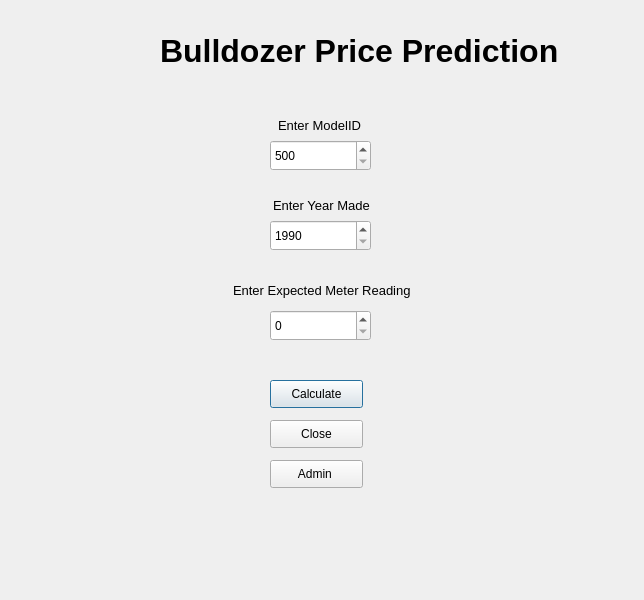
Usama-Amjad/Bulldozer-Price-Prediction-with-PyQt6, file userInterface/mainPage.ui: the form before one commit.
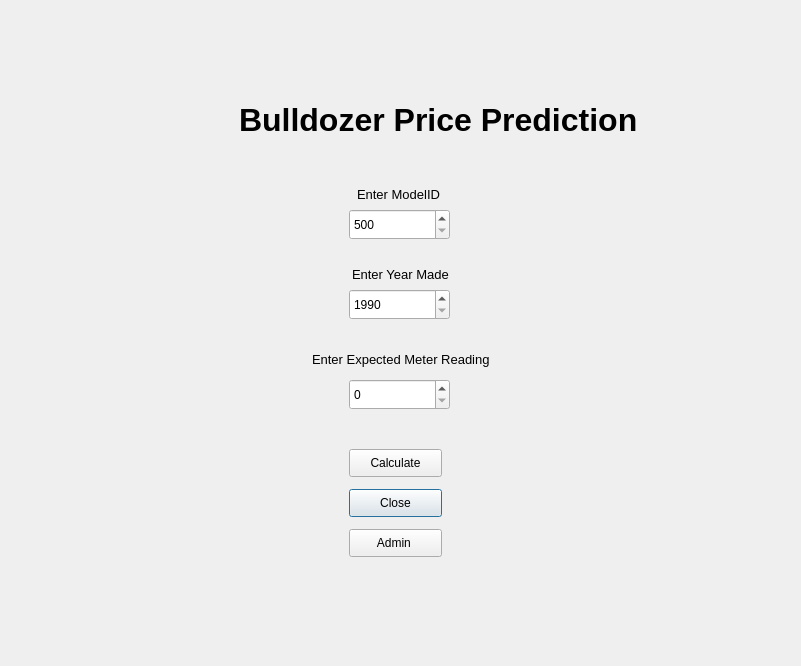
The form after the commit. Icons and pictures are not drawn.

Diff of the .ui file:
```diff
--- a/userInterface/mainPage.ui
+++ b/userInterface/mainPage.ui
@@ -6,18 +6,69 @@
    <rect>
     <x>0</x>
     <y>0</y>
-    <width>644</width>
-    <height>600</height>
+    <width>801</width>
+    <height>666</height>
    </rect>
   </property>
   <property name="windowTitle">
    <string>Dialog</string>
   </property>
+  <widget class="QWidget" name="widget" native="true">
+   <property name="geometry">
+    <rect>
+     <x>-1</x>
+     <y>-1</y>
+     <width>811</width>
+     <height>671</height>
+    </rect>
+   </property>
+   <property name="styleSheet">
+    <string notr="true">background-image: url(C:/Users/Dell/Downloads/bulldozerBack.jfif);</string>
+   </property>
+   <widget class="QPushButton" name="Clear">
+    <property name="geometry">
+     <rect>
+      <x>350</x>
+      <y>490</y>
+      <width>93</width>
+      <height>28</height>
+     </rect>
+    </property>
+    <property name="text">
+     <string>Close</string>
+    </property>
+   </widget>
+   <widget class="QPushButton" name="adminButton">
+    <property name="geometry">
+     <rect>
+      <x>350</x>
+      <y>530</y>
+      <width>93</width>
+      <height>28</height>
+     </rect>
+    </property>
+    <property name="text">
+     <string>Admin </string>
+    </property>
+   </widget>
+   <widget class="QPushButton" name="Calculate">
+    <property name="geometry">
+     <rect>
+      <x>350</x>
+      <y>450</y>
+      <width>93</width>
+      <height>28</height>
+     </rect>
+    </property>
+    <property name="text">
+     <string>Calculate</string>
+    </property>
+   </widget>
   <widget class="QLabel" name="label">
    <property name="geometry">
     <rect>
-     <x>160</x>
-     <y>20</y>
+      <x>240</x>
+      <y>90</y>
      <width>531</width>
      <height>61</height>
     </rect>
@@ -34,47 +85,11 @@
     <string>Bulldozer Price Prediction</string>
    </property>
   </widget>
-  <widget class="QLabel" name="label_2">
-   <property name="geometry">
-    <rect>
-     <x>278</x>
-     <y>110</y>
-     <width>121</width>
-     <height>31</height>
-    </rect>
-   </property>
-   <property name="font">
-    <font>
-     <pointsize>10</pointsize>
-    </font>
-   </property>
-   <property name="text">
-    <string>Enter ModelID</string>
-   </property>
-  </widget>
-  <widget class="QLabel" name="label_3">
-   <property name="geometry">
-    <rect>
-     <x>273</x>
-     <y>190</y>
-     <width>131</width>
-     <height>31</height>
-    </rect>
-   </property>
-   <property name="font">
-    <font>
-     <pointsize>10</pointsize>
-    </font>
-   </property>
-   <property name="text">
-    <string>Enter Year Made</string>
-   </property>
-  </widget>
   <widget class="QLabel" name="label_4">
    <property name="geometry">
     <rect>
-     <x>233</x>
-     <y>275</y>
+      <x>313</x>
+      <y>345</y>
      <width>241</width>
      <height>31</height>
     </rect>
@@ -88,82 +103,11 @@
     <string>Enter Expected Meter Reading</string>
    </property>
   </widget>
-  <widget class="QPushButton" name="Calculate">
-   <property name="geometry">
-    <rect>
-     <x>270</x>
-     <y>380</y>
-     <width>93</width>
-     <height>28</height>
-    </rect>
-   </property>
-   <property name="text">
-    <string>Calculate</string>
-   </property>
-  </widget>
-  <widget class="QPushButton" name="Clear">
-   <property name="geometry">
-    <rect>
-     <x>270</x>
-     <y>420</y>
-     <width>93</width>
-     <height>28</height>
-    </rect>
-   </property>
-   <property name="text">
-    <string>Close</string>
-   </property>
-  </widget>
-  <widget class="QPushButton" name="adminButton">
-   <property name="geometry">
-    <rect>
-     <x>270</x>
-     <y>460</y>
-     <width>93</width>
-     <height>28</height>
-    </rect>
-   </property>
-   <property name="text">
-    <string>Admin </string>
-   </property>
-  </widget>
-  <widget class="QSpinBox" name="modelID">
-   <property name="geometry">
-    <rect>
-     <x>270</x>
-     <y>140</y>
-     <width>101</width>
-     <height>31</height>
-    </rect>
-   </property>
-   <property name="minimum">
-    <number>500</number>
-   </property>
-   <property name="maximum">
-    <number>30000</number>
-   </property>
-  </widget>
-  <widget class="QSpinBox" name="YearMade">
-   <property name="geometry">
-    <rect>
-     <x>270</x>
-     <y>220</y>
-     <width>101</width>
-     <height>31</height>
-    </rect>
-   </property>
-   <property name="minimum">
-    <number>1990</number>
-   </property>
-   <property name="maximum">
-    <number>2021</number>
-   </property>
-  </widget>
   <widget class="QSpinBox" name="MeterReading">
    <property name="geometry">
     <rect>
-     <x>270</x>
-     <y>310</y>
+      <x>350</x>
+      <y>380</y>
      <width>101</width>
      <height>31</height>
     </rect>
@@ -181,7 +125,78 @@
     <number>0</number>
    </property>
   </widget>
- </widget>
- <resources/>
+   <widget class="QLabel" name="label_2">
+    <property name="geometry">
+     <rect>
+      <x>358</x>
+      <y>180</y>
+      <width>121</width>
+      <height>31</height>
+     </rect>
+    </property>
+    <property name="font">
+     <font>
+      <pointsize>10</pointsize>
+     </font>
+    </property>
+    <property name="text">
+     <string>Enter ModelID</string>
+    </property>
+   </widget>
+   <widget class="QSpinBox" name="YearMade">
+    <property name="geometry">
+     <rect>
+      <x>350</x>
+      <y>290</y>
+      <width>101</width>
+      <height>31</height>
+     </rect>
+    </property>
+    <property name="minimum">
+     <number>1990</number>
+    </property>
+    <property name="maximum">
+     <number>2021</number>
+    </property>
+   </widget>
+   <widget class="QSpinBox" name="modelID">
+    <property name="geometry">
+     <rect>
+      <x>350</x>
+      <y>210</y>
+      <width>101</width>
+      <height>31</height>
+     </rect>
+    </property>
+    <property name="minimum">
+     <number>500</number>
+    </property>
+    <property name="maximum">
+     <number>30000</number>
+    </property>
+   </widget>
+   <widget class="QLabel" name="label_3">
+    <property name="geometry">
+     <rect>
+      <x>353</x>
+      <y>260</y>
+      <width>131</width>
+      <height>31</height>
+     </rect>
+    </property>
+    <property name="font">
+     <font>
+      <pointsize>10</pointsize>
+     </font>
+    </property>
+    <property name="text">
+     <string>Enter Year Made</string>
+    </property>
+   </widget>
+  </widget>
+ </widget>
+ <resources>
+  <include location="C:/Users/Dell/Downloads/file.qrc"/>
+ </resources>
  <connections/>
 </ui>
```
Lines whose indentation alone changed are shown as unchanged.
